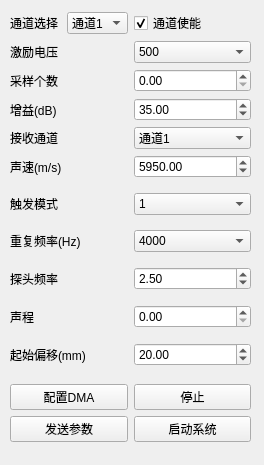
Qt form Ui/ParaSetWidget.ui (lishuaiyuan1990/Zynq) before a commit.
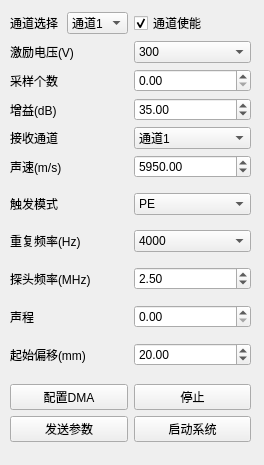
The same form after that commit.

Patch:
```diff
--- a/Ui/ParaSetWidget.ui
+++ b/Ui/ParaSetWidget.ui
@@ -121,12 +121,15 @@
             <item>
              <widget class="QLabel" name="label_4">
               <property name="text">
-               <string>激励电压</string>
+               <string>激励电压(V)</string>
               </property>
              </widget>
             </item>
             <item>
              <widget class="QComboBox" name="m_eVoltage">
+              <property name="currentIndex">
+               <number>2</number>
+              </property>
               <item>
                <property name="text">
                 <string>500</string>
@@ -333,7 +336,7 @@
              <widget class="QComboBox" name="m_triggerMode">
               <item>
                <property name="text">
-                <string>1</string>
+                <string>PE</string>
                </property>
               </item>
               <item>
@@ -350,7 +353,7 @@
             <item>
              <widget class="QLabel" name="label_5">
               <property name="text">
-               <string>探头频率</string>
+               <string>探头频率(MHz)</string>
               </property>
              </widget>
             </item>
```
Left out of the diff: 8 changed lines with no effect on the pictures.
